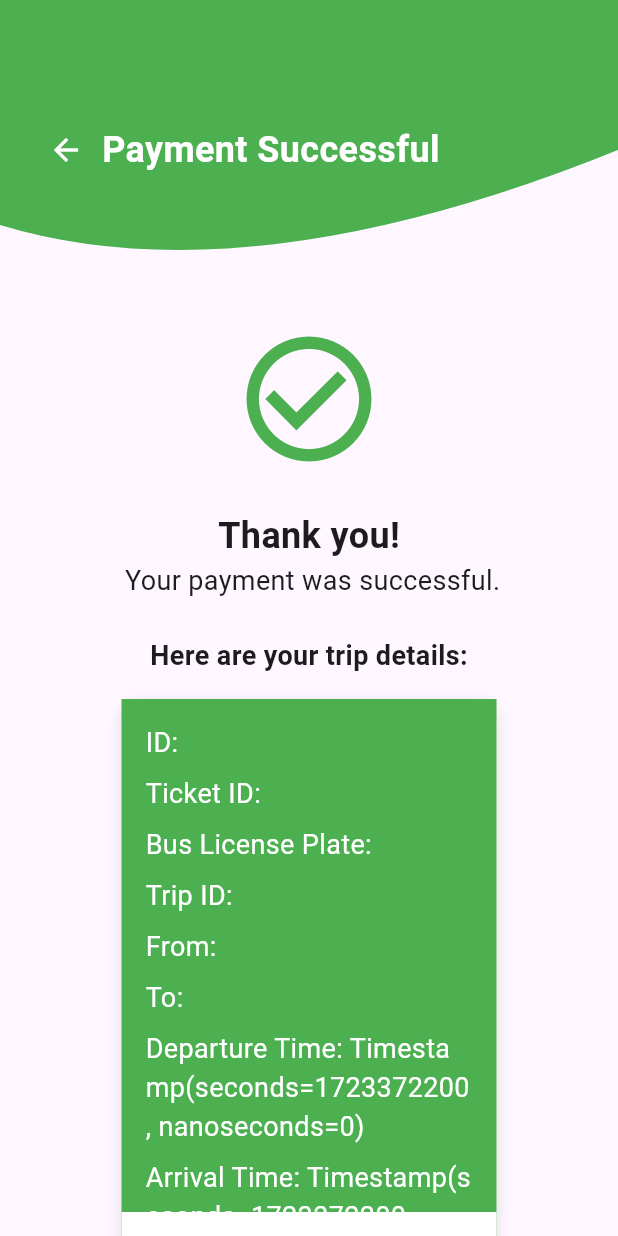
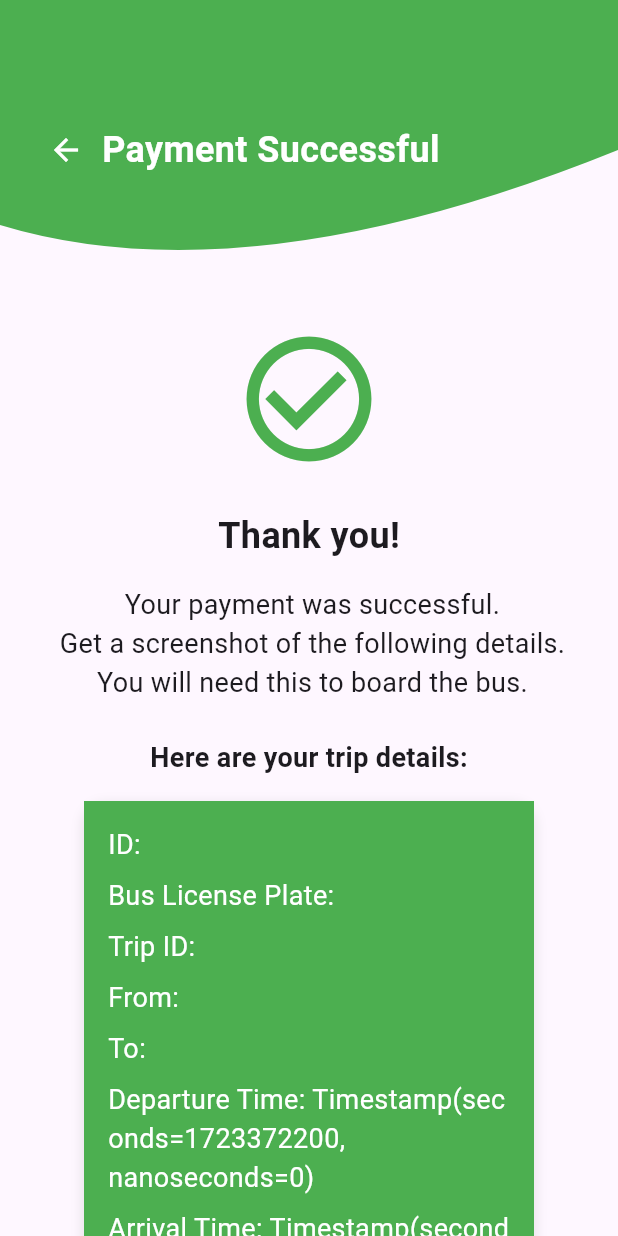
Before and after one commit to Amikzz/rideeasyfront-fire, a Flutter app: the PaymentSuccessPage screen opened directly with empty values, on a phone screen of 412 x 824 dp. Run offline on Flutter 3.47's test engine with Material 3 defaults, Android fonts, the phone set to English and light mode, and no system bars; our stand-ins replace awesome_dialog, carousel_slider, cloud_firestore, firebase_auth, firebase_core, flutter_credit_card and 5 more; missing offline and left inert: dart:ffi; accounts and stored records are empty.

Commit message:
12.40 am commit

```diff
--- a/lib/features/PaymentPage/payment.dart
+++ b/lib/features/PaymentPage/payment.dart
@@ -666,9 +666,11 @@ class PaymentSuccessPage extends StatelessWidget {
                   'Thank you!',
                   style: TextStyle(fontSize: 24, fontWeight: FontWeight.bold),
                 ),
+                const SizedBox(height: 16),
                 const Text(
-                  ' Your payment was successful.',
+                  ' Your payment was successful. \n Get a screenshot of the following details. \n You will need this to board the bus.',
                   style: TextStyle(fontSize: 18),
+                  textAlign: TextAlign.center,
                 ),
                 const SizedBox(height: 24),
                 const Text(
@@ -677,7 +679,7 @@ class PaymentSuccessPage extends StatelessWidget {
                 ),
                 const SizedBox(height: 16),
                 CustomTicketWidget(
-                  width: 250,
+                  width: 300,
                   height: 400,
                   isCornerRounded: true,
                   child: Stack(
@@ -694,12 +696,6 @@ class PaymentSuccessPage extends StatelessWidget {
                             children: [
                               Text(
                                 'ID: ${ticketDetailPay['id']}',
-                                style: const TextStyle(
-                                    fontSize: 18, color: Colors.white),
-                              ),
-                              const SizedBox(height: 8),
-                              Text(
-                                'Ticket ID: ${ticketDetailPay['ticket_id']}',
                                 style: const TextStyle(
                                     fontSize: 18, color: Colors.white),
                               ),
```
